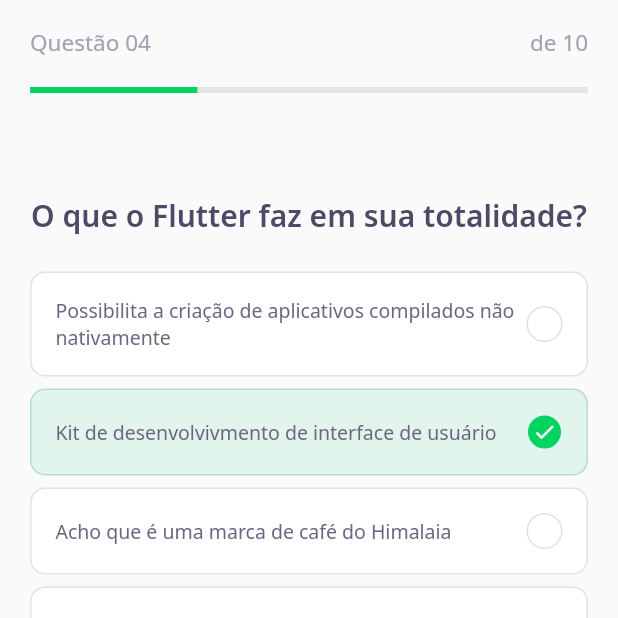
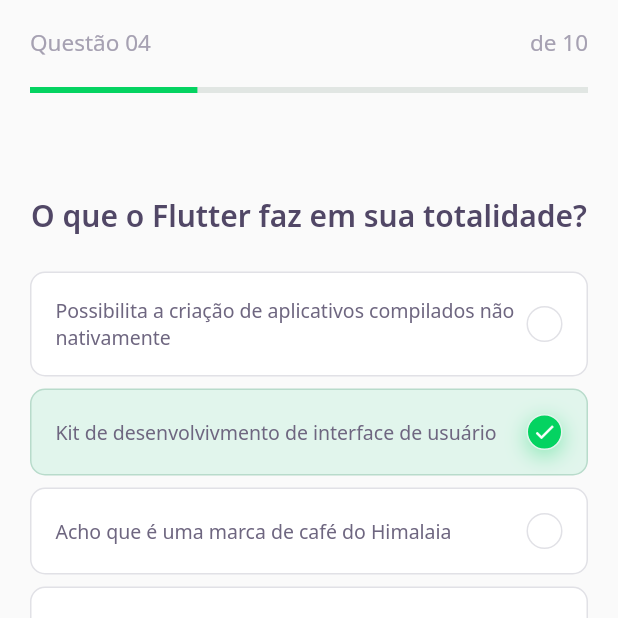
Before and after one commit to pinholucas/rocketseat-nlw5-devquiz, a Flutter app: the screen it shows after launch, on a phone screen of 412 x 824 dp, the top half of it. Run offline on Flutter 3.47's test engine with Material 2 defaults, Android fonts, the phone set to English and light mode, and no system bars; our stand-ins replace google_fonts.

Commit message:
tweak: add boxShadow to AnswerWidget Checkbox

```diff
--- a/lib/challenge/widgets/answer/answer_widget.dart
+++ b/lib/challenge/widgets/answer/answer_widget.dart
@@ -25,6 +25,9 @@ class AnswerWidget extends StatelessWidget {
       isRight ? AppColors.darkGreen : AppColors.darkRed;
   Color get selectedAnswerCheckboxBorderColor =>
       isRight ? AppColors.lightGreen : AppColors.lightRed;
+  Color get selectedAnswerCheckboxShadowColor => isRight
+      ? AppColors.darkGreen.withOpacity(.4)
+      : AppColors.darkRed.withOpacity(.4);
 
   IconData get selectedAnswerIcon => isRight ? Icons.check : Icons.close;
 
@@ -49,7 +52,16 @@ class AnswerWidget extends StatelessWidget {
             width: 24,
             decoration: BoxDecoration(
               color: (isSelected ? selectedAnswerCheckboxColor : null),
-              //boxShadow: BoxShadow(color: 0xFF04D361),
+              boxShadow: [
+                BoxShadow(
+                  color: isSelected
+                      ? selectedAnswerCheckboxShadowColor
+                      : Colors.transparent,
+                  spreadRadius: 0,
+                  blurRadius: 12,
+                  offset: Offset(0, 4),
+                )
+              ],
               border: Border.all(
                   color: isSelected
                       ? selectedAnswerCheckboxBorderColor
```
